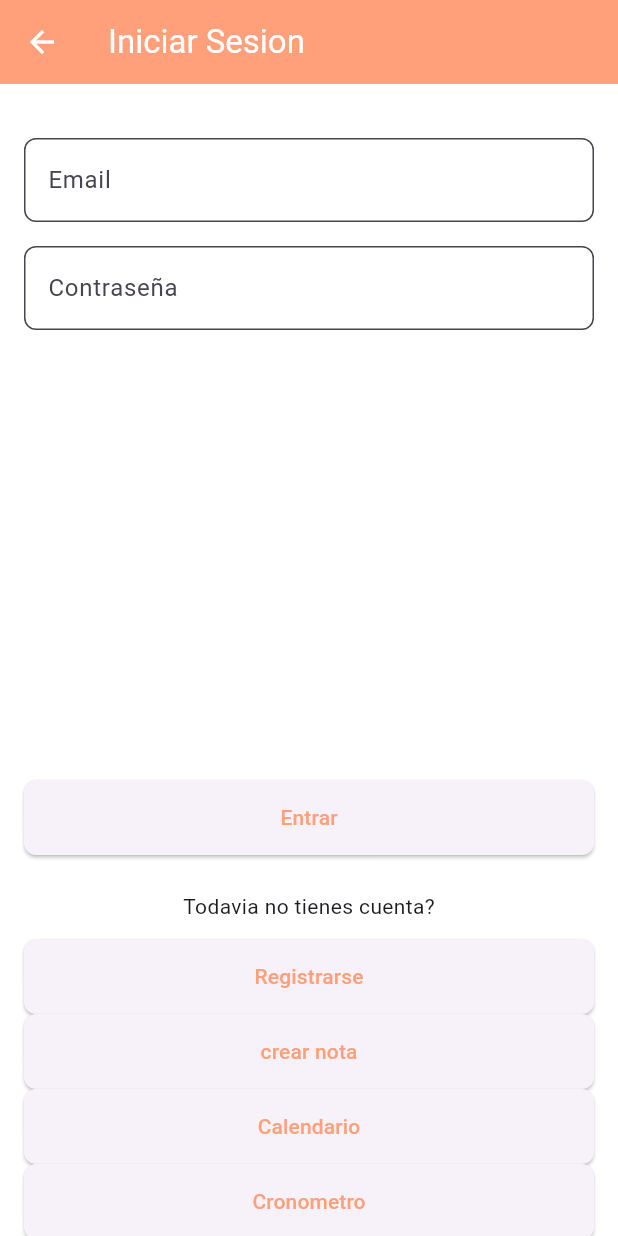
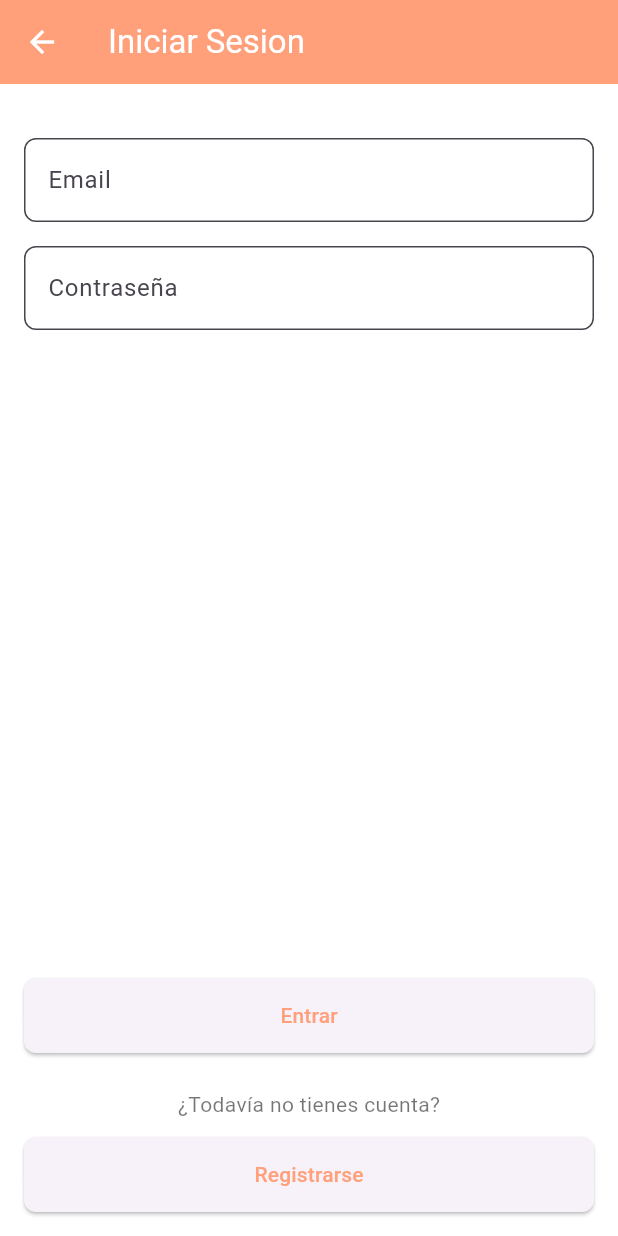
Before and after one commit to EdgarAllan07/fit-plan, a Flutter app: the Login screen opened directly, on a phone screen of 412 x 824 dp. Run offline on Flutter 3.47's test engine with Material 3 defaults, Android fonts, the phone set to English and light mode, and no system bars; our stand-ins replace firebase_auth, firebase_core, google_nav_bar, table_calendar; accounts and stored records are empty.

Commit message:
Cambios recientes
Los formularios aun no son funcionales

```diff
--- a/lib/paginas/login.dart
+++ b/lib/paginas/login.dart
@@ -3,27 +3,32 @@ import 'package:fit_plan_proyecto/paginas/registro.dart';
 import 'package:fit_plan_proyecto/paginas/Cronometro/Cronometro.dart';
 import 'package:flutter/material.dart';
 import 'package:fit_plan_proyecto/paginas/Calendario/Calendario.dart';
+import 'package:flutter/material.dart';
 
 class Login extends StatelessWidget {
+  const Login({super.key});
+
   @override
   Widget build(BuildContext context) {
+    const Color primaryColor = Color(0xFFFFA07A);
+
     return Scaffold(
       appBar: AppBar(
-        backgroundColor: Color(0xFFFFA07A),
+        backgroundColor: primaryColor,
         leading: IconButton(
-          icon: Icon(Icons.arrow_back, color: Colors.white),
+          icon: const Icon(Icons.arrow_back, color: Colors.white),
           onPressed: () => Navigator.of(context).pop(),
         ),
-        title: Text('Iniciar Sesion', style: TextStyle(color: Colors.white)),
+        title: const Text('Iniciar Sesion', style: TextStyle(color: Colors.white)),
         elevation: 0,
       ),
       body: Container(
-        color: Color.fromARGB(255, 255, 255, 255),
-        child: Padding(
-          padding: EdgeInsets.all(16.0),
+        color: Colors.white,
+        padding: const EdgeInsets.all(16.0),
+        child: Form(
           child: Column(
             children: [
-              SizedBox(height: 20),
+              const SizedBox(height: 20),
               TextField(
                 decoration: InputDecoration(
                   filled: true,
@@ -31,12 +36,10 @@ class Login extends StatelessWidget {
                   hintText: 'Email',
                   border: OutlineInputBorder(
                     borderRadius: BorderRadius.circular(8),
-                    borderSide: BorderSide(
-                        width: 16.0, color: const Color.fromARGB(255, 0, 0, 0)),
                   ),
                 ),
               ),
-              SizedBox(height: 16),
+              const SizedBox(height: 16),
               TextField(
                 decoration: InputDecoration(
                   filled: true,
@@ -44,102 +47,45 @@ class Login extends StatelessWidget {
                   hintText: 'Contraseña',
                   border: OutlineInputBorder(
                     borderRadius: BorderRadius.circular(8),
-                    borderSide: BorderSide(
-                        width: 16.0, color: const Color.fromARGB(255, 0, 0, 0)),
                   ),
                 ),
                 obscureText: true,
               ),
-              SizedBox(height: 300),
+              const Spacer(),
               ElevatedButton(
-                child:
-                    Text('Entrar', style: TextStyle(color: Color(0xFFFFA07A))),
                 style: ElevatedButton.styleFrom(
-                  minimumSize: Size(double.infinity, 50),
+                  minimumSize: const Size(double.infinity, 50),
                   shape: RoundedRectangleBorder(
                     borderRadius: BorderRadius.circular(8),
                   ),
                 ),
                 onPressed: () {
-                  // Handle registration logic
+                  // Boton de iniciar sesion
                 },
+                child: const Text('Entrar', style: TextStyle(color: primaryColor)),
               ),
-              SizedBox(height: 24),
-              Text(
-                  overflow: TextOverflow.ellipsis, 'Todavia no tienes cuenta?'),
-              SizedBox(height: 12),
-              ElevatedButton(
-                child: Text('Registrarse',
-                    style: TextStyle(color: Color(0xFFFFA07A))),
-                style: ElevatedButton.styleFrom(
-                  minimumSize: Size(double.infinity, 50),
-                  shape: RoundedRectangleBorder(
-                    borderRadius: BorderRadius.circular(8),
-                  ),
-                ), // cod que nos enviara a la interface de registro
-                onPressed: () {
-                  Navigator.push(
-                      context,
-                      MaterialPageRoute(
-                          builder: (context) =>
-                              Registro())); // registro, nombre de interface de registro :/
-                },
-              ), // este boton para prueba que llega a la pantalla de crear una nota
-              ElevatedButton(
-                child: Text('crear nota',
-                    style: TextStyle(color: Color(0xFFFFA07A))),
-                style: ElevatedButton.styleFrom(
-                  minimumSize: Size(double.infinity, 50),
-                  shape: RoundedRectangleBorder(
-                    borderRadius: BorderRadius.circular(8),
-                  ),
-                ),
-                onPressed: () {
-                  Navigator.push(
-                      context,
-                      MaterialPageRoute(
-                          builder: (context) =>
-                              ListaNotasScreen())); // Handle registration logic
-                },
-              ),
-              ElevatedButton(
-                child: Text('Calendario',
-                    style: TextStyle(color: Color(0xFFFFA07A))),
-                style: ElevatedButton.styleFrom(
-                  minimumSize: Size(double.infinity, 50),
-                  shape: RoundedRectangleBorder(
-                    borderRadius: BorderRadius.circular(8),
-                  ),
-                ),
-                onPressed: () {
-                  Navigator.push(
-                      context,
-                      MaterialPageRoute(
-                          builder: (context) =>
-                              Calendario())); // Handle registration logic
-                },
-              ),
-              ElevatedButton(
-                child: Text('Cronometro',
-                    style: TextStyle(color: Color(0xFFFFA07A))),
-                style: ElevatedButton.styleFrom(
-                  minimumSize: Size(double.infinity, 50),
-                  shape: RoundedRectangleBorder(
-                    borderRadius: BorderRadius.circular(8),
-                  ),
-                ),
-                onPressed: () {
-                  Navigator.push(
-                      context,
-                      MaterialPageRoute(
-                          builder: (context) =>
-                              Cronometro())); // Handle registration logic
-                },
-              )//fin del boton de prueba
+              const SizedBox(height: 24),
+              const Text('¿Todavía no tienes cuenta?', style: TextStyle(color: Colors.black54)),
+              const SizedBox(height: 12),
+              _buildNavigationButton(context, 'Registrarse', () {
+                Navigator.push(context, MaterialPageRoute(builder: (context) => Registro()));
+              }),
             ],
           ),
         ),
       ),
     );
   }
+  ElevatedButton _buildNavigationButton(BuildContext context, String label, VoidCallback onPressed) {
+    return ElevatedButton(
+      style: ElevatedButton.styleFrom(
+        minimumSize: const Size(double.infinity, 50),
+        shape: RoundedRectangleBorder(
+          borderRadius: BorderRadius.circular(8),
+        ),
+      ),
+      onPressed: onPressed,
+      child: Text(label, style: const TextStyle(color: Color(0xFFFFA07A))),
+    );
+  }
 }
--- a/pubspec.yaml
+++ b/pubspec.yaml
@@ -12,6 +12,8 @@ dependencies:
   table_calendar: ^3.0.8
   google_nav_bar: ^5.0.0
   firebase_core: ^3.6.0
+  firebase_auth: ^5.3.1
+  form_builder_validators: ^11.0.0
 
 dev_dependencies:
   flutter_test:
```
Also changed, not shown: lib/main.dart (+7 -10 lines), lib/paginas/Calendario/Calendario.dart (+25 -21 lines), lib/paginas/Configuraciones/configuracionMenu.dart (+7 -5 lines), lib/paginas/Cronometro/Cronometro.dart (+23 -24 lines), lib/paginas/Notas/CrearNotaScreen.dart (+8 -8 lines), lib/paginas/Notas/ListaNotasScreen.dart (+10 -8 lines), lib/paginas/calcularPeso/resultadoPeso.dart (+12 -10 lines), lib/paginas/conexion.dart (added, +11 -0 lines), lib/paginas/menu.dart (+12 -10 lines), lib/paginas/registro.dart (+31 -20 lines), lib/utils/autentificacion.dart (added, +41 -0 lines), pubspec.lock, 5 other files.
